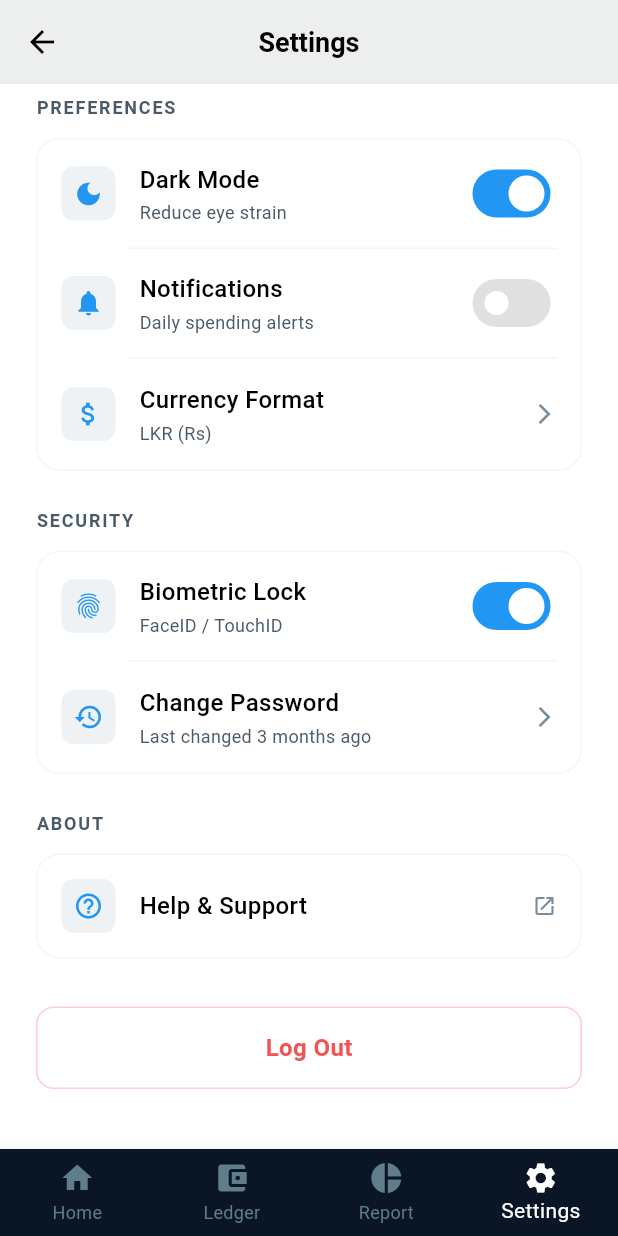
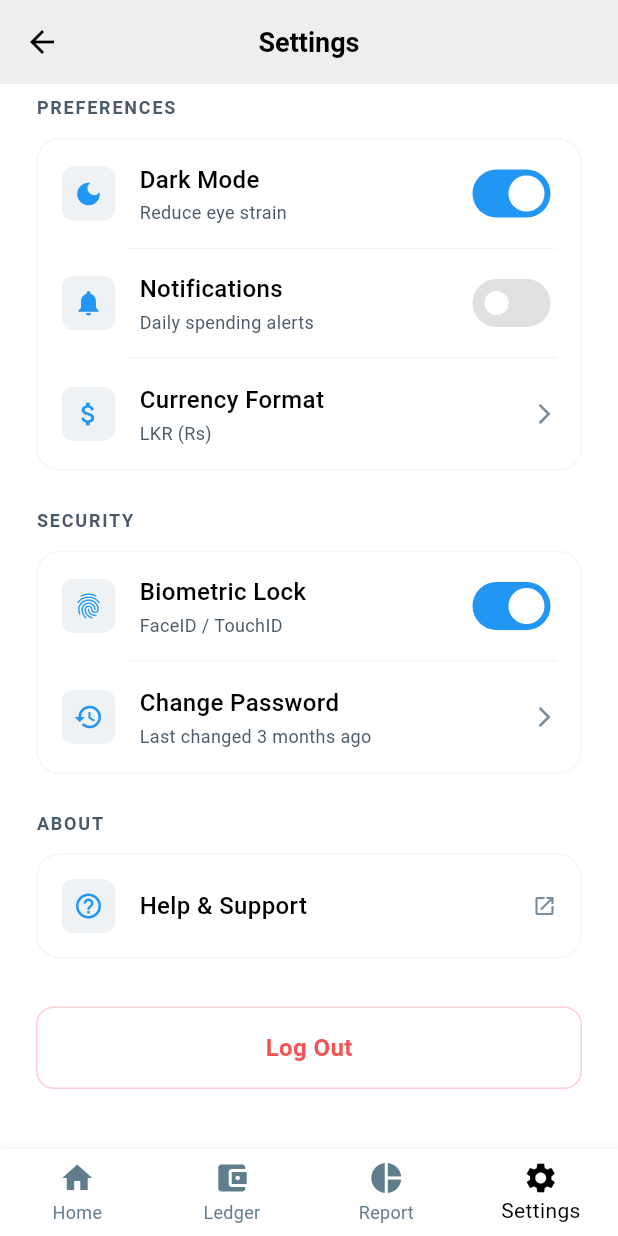
Before and after one commit to KNP700/income_and_expense_tracker, a Flutter app: the Navigationbottompage screen opened directly, item 4 of the bottom bar chosen, scrolled down 219 dp, on a phone screen of 412 x 824 dp. Run offline on Flutter 3.47's test engine with Material 3 defaults, Android fonts, the phone set to English and light mode, and no system bars; our stand-ins replace app_links, bloc, cloud_firestore, equatable, firebase_auth, firebase_core and 3 more; accounts and stored records are empty.

Commit message:
dark light theme updating

```diff
--- a/lib/pages/navigationBottomPage.dart
+++ b/lib/pages/navigationBottomPage.dart
@@ -13,14 +13,12 @@ class Navigationbottompage extends StatelessWidget {
   @override
   Widget build(BuildContext context) {
     final isDarkMode = Theme.of(context).brightness == Brightness.dark;
-    final List<Widget> pageList=[
+    final List<Widget> pageList = [
       const HomePage(),
       const LedgerPage(),
       const ReportPage(),
       const SettingPage(),
-
     ];
-
 
     // TODO: implement build
     return BlocProvider(
@@ -33,9 +31,9 @@ class Navigationbottompage extends StatelessWidget {
             //swaping page remember kaveeeennn, its happening by indexing buttons
 
             bottomNavigationBar: BottomNavigationBar(
-              backgroundColor: const Color(0XFF0a1625),
+              backgroundColor: Theme.of(context).cardColor,
               unselectedItemColor: Colors.blueGrey,
-              selectedItemColor: Colors.white,
+              selectedItemColor: isDarkMode ? Colors.white : Colors.black,
               showSelectedLabels: true,
               type: BottomNavigationBarType.fixed,
               currentIndex: state.tabIndex,
@@ -58,17 +56,11 @@ class Navigationbottompage extends StatelessWidget {
                 BottomNavigationBarItem(
                   icon: Icon(Icons.settings),
                   label: 'Settings',
-
-
                 ),
               ],
             ),
           );
         },
-
-
-
-
       ),
     );
   }
```
